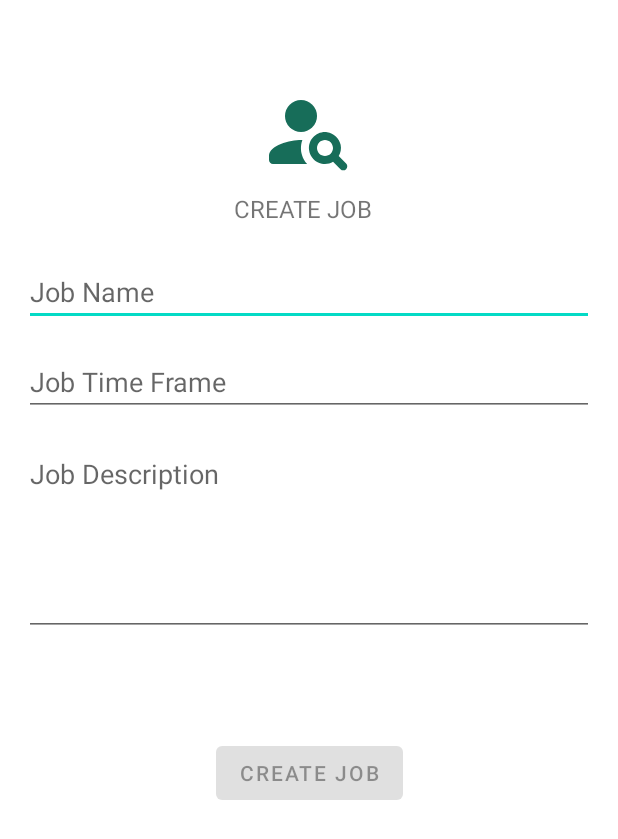
After one commit to MichaelG922/Smarternships, an Android app: the layout create_job.xml on its own in the app's theme, with its tools: preview values and no code run, on a phone screen of 412 x 824 dp. The commit adds this screen. Shown: the top 839 px of the screen. Run offline under Robolectric (Android 15) with nearby library versions, the phone set to English and light mode, and no system bars.

Commit message:
Wrote the Job Create View and Activity
Added the XML/Kotlin Activity File and edited the strings.XML to have appropriate labels.

```diff
--- /dev/null
+++ b/app/src/main/java/com/example/smarternships/ui/job/CreateJobActivity.kt
@@ -0,0 +1,71 @@
+package com.example.smarternships.ui.job
+
+import android.widget.Button
+
+import android.app.Activity
+import android.content.Intent
+import androidx.lifecycle.Observer
+import androidx.lifecycle.ViewModelProvider
+import android.os.Bundle
+import android.os.PersistableBundle
+import androidx.annotation.StringRes
+import androidx.appcompat.app.AppCompatActivity
+import android.view.View
+import android.view.inputmethod.EditorInfo
+import android.widget.EditText
+import android.widget.Toast
+import com.example.smarternships.R
+import com.example.smarternships.databinding.ActivityRegisterBinding
+
+class CreateJobActivity: AppCompatActivity() {
+    private lateinit var mCreateJobButton: Button
+    private lateinit var mJobNameField : EditText
+    private lateinit var mJobTimeFrameField : EditText
+    private lateinit var mJobDescriptionField : EditText
+    override fun onCreate(savedInstanceState: Bundle?){
+
+        super.onCreate(savedInstanceState)
+        setContentView(R.layout.create_job)
+
+        mCreateJobButton = findViewById<View>(R.id.createjob) as Button
+        mJobNameField = findViewById<View>(R.id.jobname) as EditText
+        mJobTimeFrameField = findViewById<View>(R.id.jobtimeframe) as EditText
+        mJobDescriptionField = findViewById<View>(R.id.jobdescription) as EditText
+
+        var mJobNameString = mJobNameField.text.toString()
+        var mJobTimeFrameString = mJobTimeFrameField.text.toString()
+        var mJobDescriptionString = mJobDescriptionField.text.toString()
+
+        mCreateJobButton.setOnClickListener {
+            //TODO: Bring to View Job Company View
+            if(mJobNameString.isEmpty() || mJobTimeFrameString.isEmpty() || mJobDescriptionString.isEmpty()) {
+                if (mJobNameString.isEmpty()) {
+                    Toast.makeText(
+                        this,
+                        "Empty Job Name Field not allowed!",
+                        Toast.LENGTH_SHORT
+                    ).show();
+                }
+
+                if (mJobTimeFrameString.isEmpty()) {
+                    Toast.makeText(
+                        this,
+                        "Empty Job Time Frame Field not allowed!",
+                        Toast.LENGTH_SHORT
+                    ).show();
+                }
+
+                if (mJobDescriptionString.isEmpty()) {
+                    Toast.makeText(
+                        this,
+                        "Empty Job Description Field not allowed!",
+                        Toast.LENGTH_SHORT
+                    ).show();
+                }
+            }else{
+                startActivity(Intent())
+            }
+
+        }
+    }
+}
--- /dev/null
+++ b/app/src/main/res/layout/create_job.xml
@@ -0,0 +1,100 @@
+<?xml version="1.0" encoding="utf-8"?>
+<androidx.constraintlayout.widget.ConstraintLayout xmlns:android="http://schemas.android.com/apk/res/android"
+    xmlns:app="http://schemas.android.com/apk/res-auto"
+    xmlns:tools="http://schemas.android.com/tools"
+    android:id="@+id/container"
+    android:layout_width="match_parent"
+    android:layout_height="match_parent"
+    android:paddingLeft="@dimen/activity_horizontal_margin"
+    android:paddingTop="@dimen/activity_vertical_margin"
+    android:paddingRight="@dimen/activity_horizontal_margin"
+    android:paddingBottom="@dimen/activity_vertical_margin"
+    tools:context=".ui.register.RegisterActivity">
+
+    <ImageView
+        android:layout_width="64dp"
+        android:layout_height="64dp"
+        android:layout_marginTop="40dp"
+        android:layout_marginBottom="16dp"
+        app:srcCompat="@drawable/logo"
+        android:contentDescription="@string/smarternship_logo_description"
+        app:layout_constraintEnd_toEndOf="parent"
+        app:layout_constraintStart_toStartOf="parent"
+        app:layout_constraintTop_toTopOf="parent"
+        />
+
+    <TextView
+        android:layout_width="wrap_content"
+        android:layout_height="wrap_content"
+        android:layout_marginStart="140dp"
+        android:layout_marginTop="112dp"
+        android:text="@string/create_job_header"
+        android:textAllCaps="true"
+        android:textSize="16dp"
+        app:layout_constraintStart_toStartOf="parent"
+        app:layout_constraintTop_toTopOf="parent" />
+
+    <EditText
+        android:id="@+id/jobname"
+        android:layout_width="0dp"
+        android:layout_height="wrap_content"
+        android:layout_marginTop="156dp"
+        android:autofillHints="@string/prompt_create_job_name"
+        android:hint="@string/prompt_create_job_name"
+        android:inputType="text"
+        android:selectAllOnFocus="true"
+        app:layout_constraintEnd_toEndOf="parent"
+        app:layout_constraintStart_toStartOf="parent"
+        app:layout_constraintTop_toTopOf="parent"
+    />
+
+    <EditText
+        android:id="@+id/jobtimeframe"
+        android:layout_width="0dp"
+        android:layout_height="wrap_content"
+        android:layout_marginTop="216dp"
+        android:autofillHints="@string/prompt_create_job_timeframe"
+        android:hint="@string/prompt_create_job_timeframe"
+        android:inputType="text"
+        android:selectAllOnFocus="true"
+        app:layout_constraintEnd_toEndOf="parent"
+        app:layout_constraintStart_toStartOf="parent"
+        app:layout_constraintTop_toBottomOf="@+id/jobname"
+        app:layout_constraintTop_toTopOf="parent" />
+
+    <EditText
+        android:id="@+id/jobdescription"
+        android:layout_width="0dp"
+        android:layout_height="wrap_content"
+        android:layout_marginTop="16dp"
+        android:autofillHints="@string/prompt_create_job_description"
+        android:hint="@string/prompt_create_job_description"
+        android:inputType="textMultiLine"
+        android:selectAllOnFocus="true"
+        android:minLines="5"
+        android:maxLines="20"
+        android:gravity="top|start"
+        android:scrollbars="vertical"
+        app:layout_constraintEnd_toEndOf="parent"
+        app:layout_constraintHorizontal_bias="0.0"
+        app:layout_constraintStart_toStartOf="parent"
+        app:layout_constraintTop_toBottomOf="@+id/jobtimeframe" />
+
+        <Button
+        android:id="@+id/createjob"
+        android:layout_width="wrap_content"
+        android:layout_height="wrap_content"
+        android:layout_gravity="start"
+        android:layout_marginTop="16dp"
+        android:layout_marginBottom="64dp"
+        android:enabled="false"
+        android:text="@string/create_job_button"
+        app:layout_constraintBottom_toBottomOf="parent"
+        app:layout_constraintEnd_toEndOf="parent"
+        app:layout_constraintStart_toStartOf="parent"
+        app:layout_constraintTop_toBottomOf="@+id/jobdescription"
+        app:layout_constraintVertical_bias="0.2" />
+
+
+
+</androidx.constraintlayout.widget.ConstraintLayout>
--- a/app/src/main/res/values/strings.xml
+++ b/app/src/main/res/values/strings.xml
@@ -22,4 +22,11 @@
     <string name="who_string">Who are you?</string>
     <string name="intern_button">Intern</string>
     <string name="employer_button">Employer</string>
+    <!-- Strings Related to Company Job Creation   <>-->
+    <string name="create_job_header">Create Job</string>
+    <string name="prompt_create_job_name">Job Name</string>
+    <string name="prompt_create_job_timeframe">Job Time Frame</string>
+    <string name="prompt_create_job_description">Job Description</string>
+    <string name="create_job_button">Create Job</string>
+
 </resources>
```
